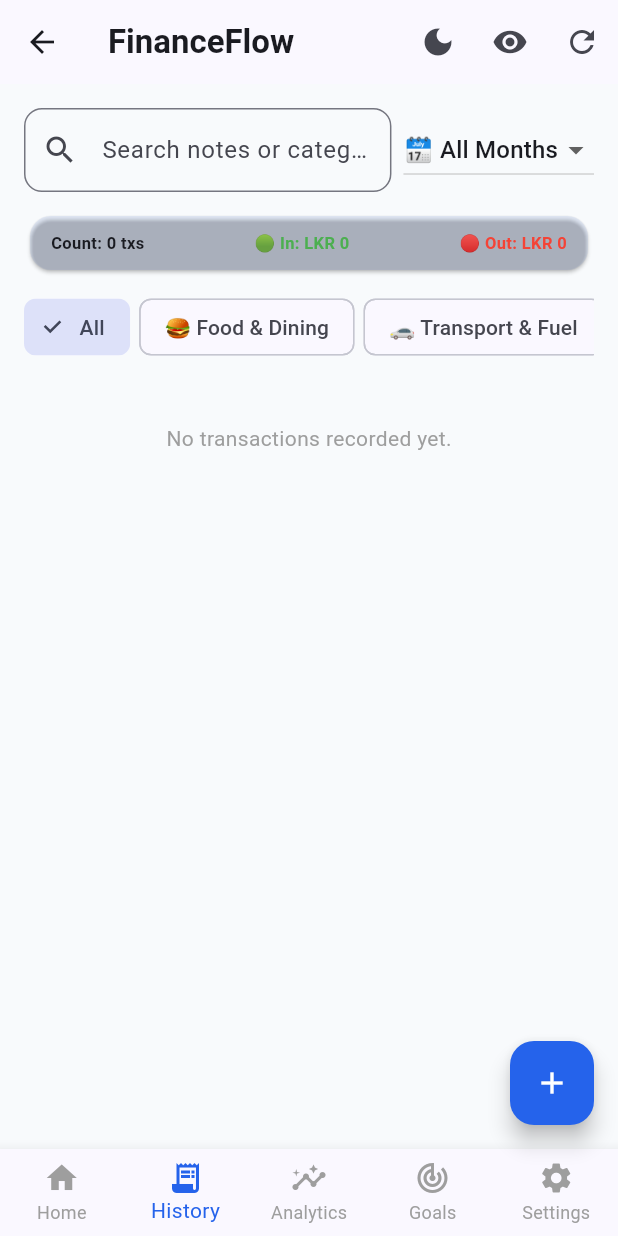
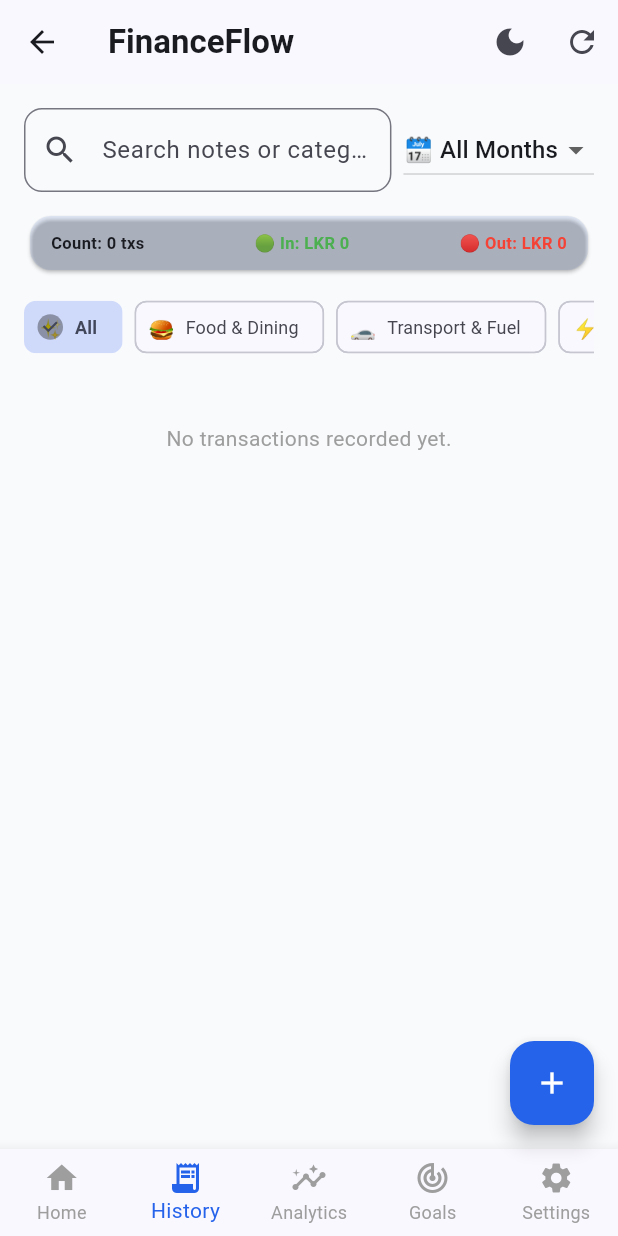
Before and after one commit to Kalana001/financeflow, a Flutter app: the DashboardScreen screen opened directly with empty values, item 2 of the bottom bar chosen, on a phone screen of 412 x 824 dp. Run offline on Flutter 3.47's test engine with Material 3 defaults, Android fonts, the phone set to English and light mode, and no system bars; our stand-ins replace local_auth, shared_preferences, supabase_flutter; accounts and stored records are empty; Roboto replaces fonts that are missing (Outfit).

Commit message:
Fix History category filtering issue, remove top AppBar eye icon, and modernize filter chips bar

```diff
--- a/lib/screens/dashboard.dart
+++ b/lib/screens/dashboard.dart
@@ -46,7 +46,7 @@ class _DashboardScreenState extends State<DashboardScreen> {
   bool _isDarkMode = false;
   Color _themeColor = const Color(0xFF2563EB);
 
-  // 20+ Avatar Palette Choices
+  // 24 Avatar Palette Choices
   final List<String> _avatars = [
     '👨‍💼', '👩‍💼', '🚀', '💎', '🦁', '👑', '🦊', '🤖',
     '🦄', '🐯', '🦅', '🎯', '⚡', '🔥', '🌟', '🏆',
@@ -265,13 +265,6 @@ class _DashboardScreenState extends State<DashboardScreen> {
               onPressed: () async {
                 setState(() => _isDarkMode = !_isDarkMode);
                 await widget.storageService.updateProfileField('dark_mode', _isDarkMode);
-              },
-            ),
-            IconButton(
-              icon: Icon(_stealthMode ? Icons.visibility_off : Icons.visibility),
-              onPressed: () async {
-                setState(() => _stealthMode = !_stealthMode);
-                await widget.storageService.updateProfileField('stealth_mode', _stealthMode);
               },
             ),
             IconButton(
@@ -305,7 +298,7 @@ class _DashboardScreenState extends State<DashboardScreen> {
   }
 
   // ----------------------------------------------------
-  // 1. HOME TAB (With Stealth Eye Icon on Card)
+  // 1. HOME TAB (With Stealth Eye Icon on Net Worth Card)
   // ----------------------------------------------------
   Widget _buildHomeTab() {
     final budgetPct = _targetMonthlyBudget > 0 ? (_totalExpense / _targetMonthlyBudget).clamp(0.0, 1.0) : 0.0;
@@ -747,13 +740,20 @@ class _DashboardScreenState extends State<DashboardScreen> {
   }
 
   // ----------------------------------------------------
-  // 2. TRANSACTIONS TAB (Redesigned Executive History)
+  // 2. TRANSACTIONS TAB (Modern Filter & Correct Match)
   // ----------------------------------------------------
   Widget _buildTransactionsTab() {
     final filtered = _filteredByMonthTransactions.where((tx) {
       final matchesSearch = (tx['notes'] ?? '').toString().toLowerCase().contains(_searchQuery.toLowerCase()) ||
           (tx['category'] ?? '').toString().toLowerCase().contains(_searchQuery.toLowerCase());
-      final matchesCat = _filterCategory == 'All' || tx['category'] == _filterCategory;
+
+      bool matchesCat = _filterCategory == 'All';
+      if (!matchesCat) {
+        final txCat = (tx['category'] ?? '').toString().toLowerCase();
+        final filterCat = _filterCategory.toLowerCase();
+        matchesCat = txCat.contains(filterCat) || filterCat.contains(txCat);
+      }
+
       return matchesSearch && matchesCat;
     }).toList();
 
@@ -811,20 +811,25 @@ class _DashboardScreenState extends State<DashboardScreen> {
               ),
               const SizedBox(height: 10),
 
+              // Modern Filter Chips Bar
               SingleChildScrollView(
                 scrollDirection: Axis.horizontal,
                 child: Row(
                   children: [
-                    'All',
-                    ..._categories.map((c) => '${c['icon']} ${c['name']}'),
+                    {'name': 'All', 'icon': '✨'},
+                    ..._categories,
                   ].map((cat) {
-                    final selected = _filterCategory == cat || (_filterCategory == 'Food' && cat.contains('Food'));
+                    final catName = cat['name'].toString();
+                    final catIcon = cat['icon'].toString();
+                    final isSelected = _filterCategory == catName;
                     return Padding(
-                      padding: const EdgeInsets.only(right: 6.0),
-                      child: ChoiceChip(
-                        label: Text(cat),
-                        selected: selected,
-                        onSelected: (_) => setState(() => _filterCategory = cat.replaceAll(RegExp(r'[^\w\s]'), '').trim()),
+                      padding: const EdgeInsets.only(right: 8.0),
+                      child: FilterChip(
+                        avatar: Text(catIcon, style: const TextStyle(fontSize: 14)),
+                        label: Text(catName, style: TextStyle(fontWeight: isSelected ? FontWeight.bold : FontWeight.normal, fontSize: 12)),
+                        selected: isSelected,
+                        selectedColor: _themeColor.withOpacity(0.2),
+                        onSelected: (_) => setState(() => _filterCategory = catName),
                       ),
                     );
                   }).toList(),
@@ -1535,7 +1540,7 @@ class _DashboardScreenState extends State<DashboardScreen> {
   }
 
   // ----------------------------------------------------
-  // 5. SETTINGS TAB (With Interactive PIN Setup & Dark Theme Switch)
+  // 5. SETTINGS TAB
   // ----------------------------------------------------
   Widget _buildSettingsTab() {
     return ListView(
@@ -1549,7 +1554,7 @@ class _DashboardScreenState extends State<DashboardScreen> {
             children: [
               ListTile(
                 leading: Text(_avatarEmoji, style: const TextStyle(fontSize: 22)),
-                title: const Text('Edit Profile Name & Avatar (20+ Icons)'),
+                title: const Text('Edit Profile Name & Avatar (24 Icons)'),
                 subtitle: Text(_profile['name'] ?? 'Alex'),
                 trailing: const Icon(Icons.chevron_right),
                 onTap: _showEditProfileDialog,
@@ -1839,7 +1844,7 @@ class _DashboardScreenState extends State<DashboardScreen> {
         return StatefulBuilder(
           builder: (context, setModalState) {
             return AlertDialog(
-              title: const Text('Edit Profile & Avatar (20+ Icons)'),
+              title: const Text('Edit Profile & Avatar (24 Icons)'),
               content: SingleChildScrollView(
                 child: Column(
                   mainAxisSize: MainAxisSize.min,
```
